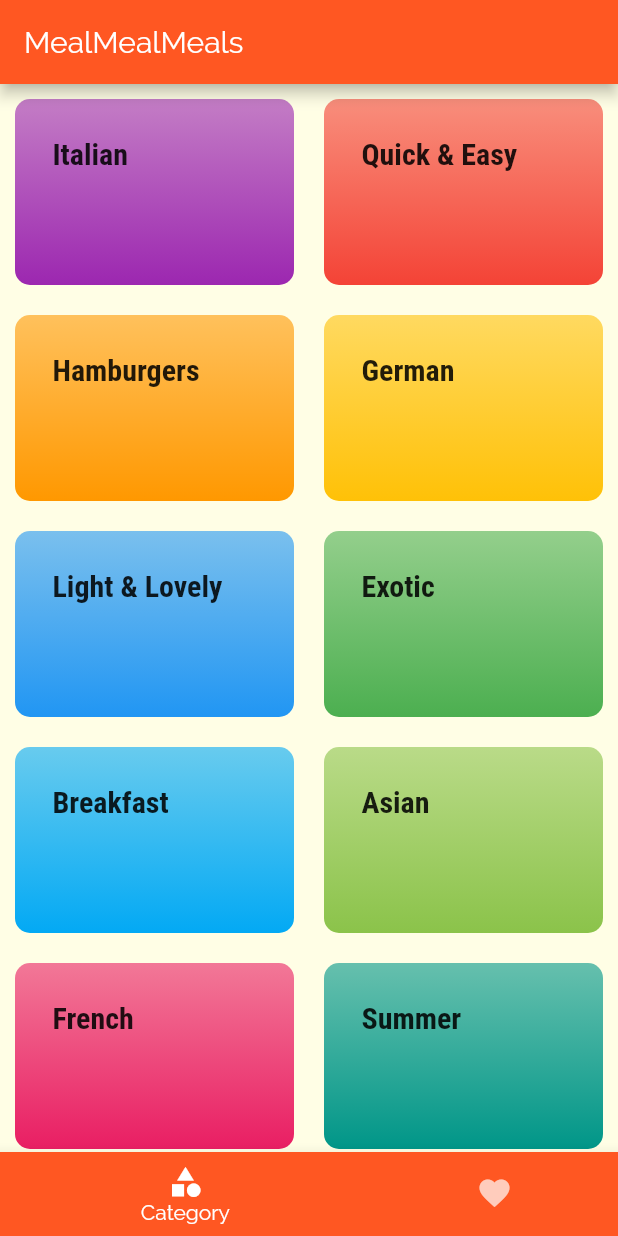
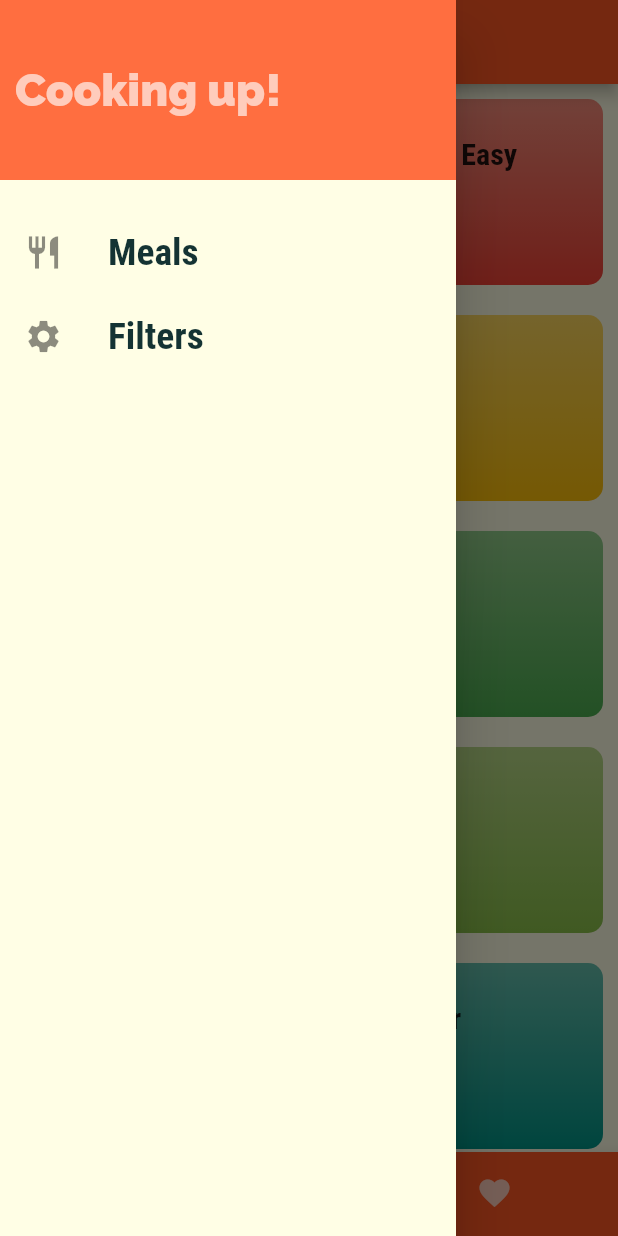
Before and after one commit to gunnerr91/myfavmeal, a Flutter app: the screen it shows after launch, with the side drawer open (before the commit the screen has no drawer), on a phone screen of 412 x 824 dp. Run offline on Flutter 3.47's test engine with Material 2 defaults, Android fonts, the phone set to English and light mode, and no system bars.

Commit message:
finished up to tutorial 176

```diff
--- a/lib/main.dart
+++ b/lib/main.dart
@@ -1,6 +1,7 @@
 import 'package:flutter/material.dart';
 import 'package:myfavmeal/screens/categories_screen.dart';
 import 'package:myfavmeal/screens/category_meals_screen.dart';
+import 'package:myfavmeal/screens/filters_screen.dart';
 import 'package:myfavmeal/screens/meal_detail_screen.dart';
 import 'package:myfavmeal/screens/tabs_screen.dart';
 
@@ -36,6 +37,7 @@ class MyApp extends StatelessWidget {
       ),
       routes: {
         "/": (_) => TabsScreen(),
+        FiltersScreen.routeName: (_) => FiltersScreen(),
         CategoryMealsScreen.routeName: (context) => CategoryMealsScreen(),
         MealDetailScreen.routeName: (context) => MealDetailScreen(),
       },
--- /dev/null
+++ b/lib/screens/filters_screen.dart
@@ -0,0 +1,19 @@
+import 'package:flutter/material.dart';
+import 'package:myfavmeal/widgets/main_drawer.dart';
+
+class FiltersScreen extends StatelessWidget {
+  static const routeName = "/filters";
+
+  @override
+  Widget build(BuildContext context) {
+    return Scaffold(
+      appBar: AppBar(
+        title: Text("Filters"),
+      ),
+      drawer: MainDrawer(),
+      body: Center(
+        child: Text("FILTERS!!!"),
+      ),
+    );
+  }
+}
--- a/lib/screens/tabs_screen.dart
+++ b/lib/screens/tabs_screen.dart
@@ -1,6 +1,7 @@
 import 'package:flutter/material.dart';
 import 'package:myfavmeal/screens/categories_screen.dart';
 import 'package:myfavmeal/screens/favorites_screen.dart';
+import 'package:myfavmeal/widgets/main_drawer.dart';
 
 class TabsScreen extends StatefulWidget {
   @override
@@ -19,6 +20,7 @@ class _TabsScreenState extends State<TabsScreen> {
       appBar: AppBar(
         title: Text(_pages[_selectedPageIndex]["title"]),
       ),
+      drawer: MainDrawer(),
       body: _pages[_selectedPageIndex]["page"],
       bottomNavigationBar: BottomNavigationBar(
         backgroundColor: Theme.of(context).primaryColor,
--- /dev/null
+++ b/lib/widgets/main_drawer.dart
@@ -0,0 +1,53 @@
+import 'package:flutter/material.dart';
+import 'package:myfavmeal/screens/filters_screen.dart';
+
+class MainDrawer extends StatelessWidget {
+  @override
+  Widget build(BuildContext context) {
+    Widget buildListTile(String header, IconData iconData, String routeName) {
+      return ListTile(
+        leading: Icon(
+          iconData,
+          size: 26,
+        ),
+        title: Text(
+          header,
+          style: TextStyle(
+            fontFamily: "RobotoCondensed",
+            fontSize: 25,
+            fontWeight: FontWeight.bold,
+          ),
+        ),
+        onTap: () {
+          Navigator.of(context).pushReplacementNamed(routeName);
+        },
+      );
+    }
+
+    return Drawer(
+      child: Column(
+        children: <Widget>[
+          Container(
+            height: 120,
+            width: double.infinity,
+            padding: const EdgeInsets.all(10),
+            alignment: Alignment.centerLeft,
+            color: Theme.of(context).accentColor,
+            child: Text(
+              "Cooking up!",
+              style: TextStyle(
+                  fontWeight: FontWeight.w900,
+                  fontSize: 30,
+                  color: Theme.of(context).primaryColorLight),
+            ),
+          ),
+          SizedBox(
+            height: 20,
+          ),
+          buildListTile("Meals", Icons.restaurant, "/"),
+          buildListTile("Filters", Icons.settings, FiltersScreen.routeName),
+        ],
+      ),
+    );
+  }
+}
```
Also changed, not shown: lib/screens/category_meals_screen.dart (+48 -16 lines), lib/screens/meal_detail_screen.dart (+9 -1 lines), lib/widgets/meal_item.dart (+13 -2 lines).
